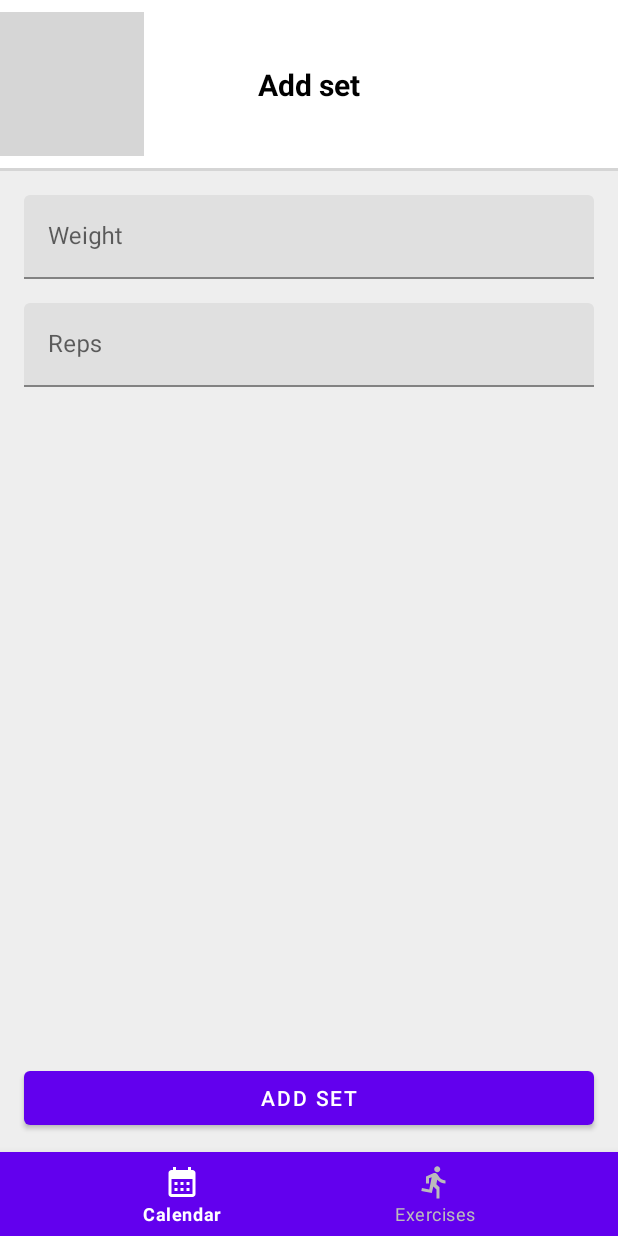
After one commit to adamzalesak/fitness-tracker, an Android app: the SetAddEditFragment screen opened through its navigation route, on a phone screen of 412 x 824 dp. The commit adds this screen. Run offline under Robolectric (Android 15) with nearby library versions, the phone set to English and light mode, and no system bars; our stand-ins replace navigation-ui; grey boxes are pictures that could not be loaded.

Commit message:
added Add and edit fragments and navigation between them

```diff
--- a/app/build.gradle
+++ b/app/build.gradle
@@ -1,6 +1,7 @@
 plugins {
     id 'com.android.application'
     id 'org.jetbrains.kotlin.android'
+    id "androidx.navigation.safeargs.kotlin"
     id "kotlin-parcelize"
 }
 
--- a/app/src/main/java/com/example/pv239_fitness_tracker/data/Set.kt
+++ b/app/src/main/java/com/example/pv239_fitness_tracker/data/Set.kt
@@ -1,7 +1,11 @@
 package com.example.pv239_fitness_tracker.data
 
+import android.os.Parcelable
+import kotlinx.parcelize.Parcelize
+
+@Parcelize
 data class Set(
     val id: Long,
     val weight: Double,
     val reps: Int,
-)
+) : Parcelable
--- a/app/src/main/java/com/example/pv239_fitness_tracker/ui/calendar/ActivityAdapter.kt
+++ b/app/src/main/java/com/example/pv239_fitness_tracker/ui/calendar/ActivityAdapter.kt
@@ -2,6 +2,7 @@ package com.example.pv239_fitness_tracker.ui.calendar
 
 import android.view.LayoutInflater
 import android.view.ViewGroup
+import androidx.navigation.fragment.findNavController
 import androidx.recyclerview.widget.DiffUtil
 import androidx.recyclerview.widget.LinearLayoutManager
 import androidx.recyclerview.widget.ListAdapter
@@ -10,7 +11,9 @@ import com.example.pv239_fitness_tracker.data.Activity
 import com.example.pv239_fitness_tracker.data.Set
 import com.example.pv239_fitness_tracker.databinding.ItemWorkoutActivityBinding
 
-class ActivityAdapter() : ListAdapter<Activity, ActivityViewHolder>(ActivityDiffUtil()) {
+class ActivityAdapter(
+    private val onSetAdd: () -> Unit,
+) : ListAdapter<Activity, ActivityViewHolder>(ActivityDiffUtil()) {
 
     override fun onCreateViewHolder(parent: ViewGroup, viewType: Int): ActivityViewHolder =
         ActivityViewHolder(
@@ -19,21 +22,25 @@ class ActivityAdapter() : ListAdapter<Activity, ActivityViewHolder>(ActivityDiff
         )
 
     override fun onBindViewHolder(holder: ActivityViewHolder, position: Int) {
-        holder.bind(getItem(position))
+        holder.bind(getItem(position), onSetAdd)
     }
 }
 
 class ActivityViewHolder(
-    private val binding: ItemWorkoutActivityBinding
+    private val binding: ItemWorkoutActivityBinding,
 ) : RecyclerView.ViewHolder(binding.root) {
 
     var setAdapter = SetAdapter()
 
-    fun bind(item: Activity) {
+    fun bind(item: Activity, onSetAdd: () -> Unit) {
         binding.exerciseNameTextView.text = item.exercise.name
 
         binding.setRecycler.layoutManager = LinearLayoutManager(itemView.context)
         binding.setRecycler.adapter = setAdapter
+
+        binding.addSetButton.setOnClickListener {
+            onSetAdd()
+        }
 
         setAdapter.submitList(item.sets)
     }
--- a/app/src/main/java/com/example/pv239_fitness_tracker/ui/calendar/CalendarFragment.kt
+++ b/app/src/main/java/com/example/pv239_fitness_tracker/ui/calendar/CalendarFragment.kt
@@ -6,6 +6,7 @@ import android.view.LayoutInflater
 import android.view.View
 import android.view.ViewGroup
 import androidx.fragment.app.Fragment
+import androidx.navigation.fragment.findNavController
 import androidx.recyclerview.widget.LinearLayoutManager
 import com.example.pv239_fitness_tracker.data.Activity
 import com.example.pv239_fitness_tracker.data.Exercise
@@ -29,7 +30,14 @@ class CalendarFragment : Fragment() {
         binding.currentDate.text = selectedDate.format(DateTimeFormatter.ofPattern("dd.MM.yyyy"))
     }
 
-    var adapter = ActivityAdapter()
+    private var adapter = ActivityAdapter(
+        onSetAdd = {
+            findNavController()
+                .navigate(
+                    CalendarFragmentDirections.actionSetFragmentToSetAddEditFragment()
+                )
+        }
+    )
 
     override fun onViewCreated(view: View, savedInstanceState: Bundle?) {
         super.onViewCreated(view, savedInstanceState)
@@ -71,7 +79,7 @@ class CalendarFragment : Fragment() {
             Set(4, 70.0, 8),
         )
 
-        var activities = listOf(
+        val activities = listOf(
             Activity(1, exercise1, Date(), sets),
             Activity(2, exercise2, Date(), sets.reversed()),
             Activity(3, exercise3, Date(), sets.shuffled()),
@@ -80,5 +88,12 @@ class CalendarFragment : Fragment() {
         binding.recyclerView.layoutManager = LinearLayoutManager(context)
         binding.recyclerView.adapter = adapter
         adapter.submitList(activities)
+
+        binding.addActivityButton.setOnClickListener {
+            findNavController()
+                .navigate(
+                    CalendarFragmentDirections.actionActivityFragmentToActivityAddFragment()
+                )
+        }
     }
 }
--- /dev/null
+++ b/app/src/main/java/com/example/pv239_fitness_tracker/ui/calendar/addedit/SetAddEditFragment.kt
@@ -0,0 +1,32 @@
+package com.example.pv239_fitness_tracker.ui.calendar.addedit
+
+import android.os.Bundle
+import android.view.LayoutInflater
+import android.view.View
+import android.view.ViewGroup
+import androidx.fragment.app.Fragment
+import androidx.navigation.fragment.findNavController
+import com.example.pv239_fitness_tracker.databinding.FragmentSetAddEditBinding
+
+class SetAddEditFragment : Fragment() {
+
+    private lateinit var binding: FragmentSetAddEditBinding
+
+    override fun onCreateView(inflater: LayoutInflater, container: ViewGroup?, savedInstanceState: Bundle?): View {
+        binding = FragmentSetAddEditBinding.inflate(layoutInflater, container, false)
+        return binding.root
+    }
+
+    override fun onViewCreated(view: View, savedInstanceState: Bundle?) {
+        super.onViewCreated(view, savedInstanceState)
+
+        binding.buttonBack.setOnClickListener {
+            findNavController().navigateUp()
+        }
+
+        binding.saveButton.setOnClickListener {
+            findNavController().navigateUp()
+        }
+    }
+
+}
--- /dev/null
+++ b/app/src/main/res/layout/fragment_set_add_edit.xml
@@ -0,0 +1,110 @@
+<?xml version="1.0" encoding="utf-8"?>
+<androidx.constraintlayout.widget.ConstraintLayout xmlns:android="http://schemas.android.com/apk/res/android"
+    xmlns:app="http://schemas.android.com/apk/res-auto"
+    android:background="@color/light_grey"
+    android:layout_width="match_parent"
+    android:layout_height="match_parent">
+
+    <androidx.constraintlayout.widget.ConstraintLayout
+        android:id="@+id/header_layout"
+        android:layout_width="match_parent"
+        android:layout_height="wrap_content"
+        android:paddingTop="8dp"
+        android:paddingBottom="8dp"
+        android:gravity="center"
+        android:orientation="horizontal"
+        android:background="@color/white"
+        app:layout_constraintEnd_toEndOf="parent"
+        app:layout_constraintStart_toStartOf="parent"
+        app:layout_constraintTop_toTopOf="parent">
+
+        <ImageView
+            android:id="@+id/button_back"
+            android:layout_width="wrap_content"
+            android:layout_height="wrap_content"
+            android:src="@drawable/baseline_keyboard_arrow_left_50"
+            app:layout_constraintTop_toTopOf="parent"
+            app:layout_constraintStart_toStartOf="parent"
+            app:layout_constraintBottom_toBottomOf="parent"/>
+
+        <TextView
+            android:id="@+id/current_date"
+            android:layout_width="wrap_content"
+            android:layout_height="match_parent"
+            android:layout_marginStart="20dp"
+            android:layout_marginEnd="20dp"
+            android:gravity="center"
+            android:textColor="@color/black"
+            android:textSize="20sp"
+            android:textStyle="bold"
+            app:layout_constraintTop_toTopOf="parent"
+            app:layout_constraintBottom_toBottomOf="parent"
+            app:layout_constraintStart_toStartOf="@id/button_back"
+            app:layout_constraintEnd_toEndOf="parent"
+            android:text="@string/add_set"/>
+
+    </androidx.constraintlayout.widget.ConstraintLayout>
+
+    <View
+        android:id="@+id/shadow"
+        android:layout_width="0dp"
+        android:layout_height="2dp"
+        android:alpha="0.1"
+        android:background="@color/black"
+        app:layout_constraintEnd_toEndOf="parent"
+        app:layout_constraintStart_toStartOf="parent"
+        app:layout_constraintTop_toBottomOf="@id/header_layout" />
+
+    <com.google.android.material.textfield.TextInputLayout
+        android:id="@+id/weight_text_input_layout"
+        android:layout_width="0dp"
+        android:layout_height="wrap_content"
+        android:layout_marginTop="16dp"
+        android:layout_marginStart="16dp"
+        android:layout_marginEnd="16dp"
+        android:hint="@string/set_weight"
+        app:expandedHintEnabled="true"
+        app:layout_constraintEnd_toEndOf="parent"
+        app:layout_constraintStart_toStartOf="parent"
+        app:layout_constraintTop_toBottomOf="@id/shadow">
+
+        <com.google.android.material.textfield.TextInputEditText
+            android:id="@+id/weight_edit_text"
+            android:layout_width="match_parent"
+            android:layout_height="wrap_content"
+            android:inputType="numberDecimal" />
+
+    </com.google.android.material.textfield.TextInputLayout>
+
+    <com.google.android.material.textfield.TextInputLayout
+        android:id="@+id/reps_text_input_layout"
+        android:layout_width="0dp"
+        android:layout_height="wrap_content"
+        android:layout_marginTop="16dp"
+        android:layout_marginStart="16dp"
+        android:layout_marginEnd="16dp"
+        android:hint="@string/set_reps"
+        app:expandedHintEnabled="true"
+        app:layout_constraintEnd_toEndOf="parent"
+        app:layout_constraintStart_toStartOf="parent"
+        app:layout_constraintTop_toBottomOf="@id/weight_text_input_layout">
+
+        <com.google.android.material.textfield.TextInputEditText
+            android:id="@+id/reps_edit_text"
+            android:layout_width="match_parent"
+            android:layout_height="wrap_content"
+            android:inputType="numberDecimal" />
+
+    </com.google.android.material.textfield.TextInputLayout>
+
+    <Button
+        android:id="@+id/saveButton"
+        android:layout_width="match_parent"
+        android:layout_height="wrap_content"
+        android:layout_marginStart="16dp"
+        android:layout_marginEnd="16dp"
+        android:layout_marginBottom="12dp"
+        android:text="@string/add_set"
+        app:layout_constraintBottom_toBottomOf="parent" />
+
+</androidx.constraintlayout.widget.ConstraintLayout>
--- a/app/src/main/res/navigation/nav_graph.xml
+++ b/app/src/main/res/navigation/nav_graph.xml
@@ -8,12 +8,40 @@
     <fragment
         android:id="@+id/calendar_fragment"
         android:name="com.example.pv239_fitness_tracker.ui.calendar.CalendarFragment"
-        android:label="@string/calendar_fragment_label"
+        android:label="CalendarFragment"
         tools:layout="@layout/fragment_calendar">
+        <action
+            android:id="@+id/action_setFragment_to_SetAddEditFragment"
+            app:destination="@id/add_edit_set_fragment" />
+        <action
+            android:id="@+id/action_activityFragment_to_ActivityAddFragment"
+            app:destination="@id/add_activity_fragment" />
     </fragment>
+
     <fragment
         android:id="@+id/exercises_fragment"
         android:name="com.example.pv239_fitness_tracker.ui.exercises.ExercisesFragment"
         android:label="ExercisesFragment"
         tools:layout="@layout/fragment_exercises" />
+
+    <fragment
+        android:id="@+id/add_activity_fragment"
+        android:name="com.example.pv239_fitness_tracker.ui.calendar.addedit.ActivityAddFragment"
+        android:label="ActivityAddFragment"
+        tools:layout="@layout/fragment_activity_add">
+    </fragment>
+
+    <fragment
+        android:id="@+id/add_edit_set_fragment"
+        android:name="com.example.pv239_fitness_tracker.ui.calendar.addedit.SetAddEditFragment"
+        android:label="SetAddEditFragment"
+        tools:layout="@layout/fragment_set_add_edit">
+
+        <argument
+            android:name="set"
+            android:defaultValue="@null"
+            app:argType="com.example.pv239_fitness_tracker.data.Set"
+            app:nullable="true" />
+    </fragment>
+
 </navigation>
--- a/app/src/main/res/values/strings.xml
+++ b/app/src/main/res/values/strings.xml
@@ -2,7 +2,6 @@
     <string name="app_name">pv239-fitness-tracker</string>
     <string name="action_settings">Settings</string>
     <!-- Strings used for fragments for navigation -->
-    <string name="calendar_fragment_label">Calendar Fragment</string>
 
     <string name="add_set">Add set</string>
     <string name="add_activity">Add activity</string>
@@ -13,6 +12,9 @@
     <string name="bottom_navigation_calendar">Calendar</string>
     <string name="bottom_navigation_exercises">Exercises</string>
 
+
+    <string name="set_weight">Weight</string>
+    <string name="set_reps">Reps</string>
     <string name="set_weight_unit">kg</string>
     <string name="set_reps_unit">reps</string>
 
--- a/build.gradle
+++ b/build.gradle
@@ -3,4 +3,5 @@ plugins {
     id 'com.android.application' version '8.0.0' apply false
     id 'com.android.library' version '8.0.0' apply false
     id 'org.jetbrains.kotlin.android' version '1.8.0' apply false
+    id "androidx.navigation.safeargs.kotlin" version "2.5.3" apply false
 }
```
Also changed, not shown: app/src/main/java/com/example/pv239_fitness_tracker/ui/calendar/addedit/ActivityAddFragment.kt (added, +34 -0 lines), app/src/main/res/layout/fragment_activity_add.xml (added, +91 -0 lines).
